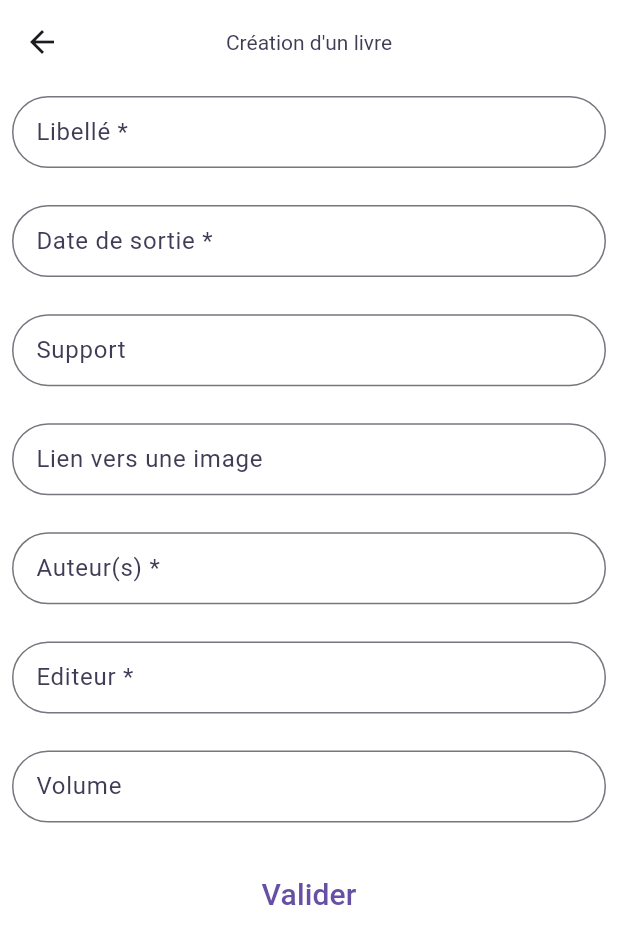
After one commit to MarionPlt/ESGI_AL_Vault, a Flutter app: the CreateItemScreen screen opened by its route, after a tap on "Un livre", on a phone screen of 412 x 824 dp. The commit adds this screen. Shown: the top 944 px of the screen. Run offline on Flutter 3.47's test engine with Material 2 defaults, Android fonts, the phone set to English and light mode, and no system bars; our stand-ins replace equatable, flutter_bloc, flutter_secure_storage, get_it, sizer; accounts and stored records are empty.

Commit message:
added item listing, details and book creation

```diff
--- a/FRONT/APP.Mobile/vaultapp/lib/app/app_routes.dart
+++ b/FRONT/APP.Mobile/vaultapp/lib/app/app_routes.dart
@@ -1,6 +1,11 @@
 import 'package:flutter/cupertino.dart';
+import 'package:vaultapp/app/screens/create_item/create_book_screen.dart';
+import 'package:vaultapp/app/screens/create_item/create_item_screen.dart';
+import 'package:vaultapp/app/screens/create_item/create_movie_screen.dart';
+import 'package:vaultapp/app/screens/create_item/create_video_game_screen.dart';
 import 'package:vaultapp/app/screens/home/home_screen.dart';
 import 'package:vaultapp/app/screens/list/books_screens.dart';
+import 'package:vaultapp/app/screens/item_list/item_list_screen.dart';
 import 'package:vaultapp/app/screens/login/login_screen.dart';
 import 'package:vaultapp/app/screens/splash/splash_screen.dart';
 import 'package:vaultapp/app/screens/user_items/user_item_screen.dart';
@@ -11,11 +16,21 @@ const registerScreen = "/register";
 const homeScreen = "/home";
 const userItemsScreen = "/userItems";
 const userItemList = "/userList";
+const itemListScreen = "/items";
+const createItemScreen = "/additem";
+const createMovieScreen = "/addmovie";
+const createBookScreen = "/addbook";
+const createVideoGameScreen = "/addvideogame";
 
 Map<String, WidgetBuilder> routes = {
   splashScreen: (context) => const SplashScreen(),
   loginScreen: (context) => const LoginScreen(),
   homeScreen: (context) => const HomeScreen(),
   userItemsScreen: (context) => const UserItemScreen(),
-  userItemList: (context) => const BooksScreen()
+  userItemList: (context) => const BooksScreen(),
+  itemListScreen: (context) => const ItemListScreen(),
+  createItemScreen: (context) => const CreateItemScreen(),
+  createBookScreen: (context) => const CreateBookScreen(),
+  createMovieScreen: (context) => const CreateMovieScreen(),
+  createVideoGameScreen: (context) => const CreateVideoGameScreen()
 };
--- a/FRONT/APP.Mobile/vaultapp/lib/app/modules/auth/data/repositories/secure_storage_repository.dart
+++ b/FRONT/APP.Mobile/vaultapp/lib/app/modules/auth/data/repositories/secure_storage_repository.dart
@@ -9,7 +9,6 @@ class SecureStorageRepository {
   }
 
   Future<String?> getUserId() async {
-    print("get user id");
     return await _localStorageAuthProvider.retrieveUserId();
   }
 
--- /dev/null
+++ b/FRONT/APP.Mobile/vaultapp/lib/app/screens/create_item/create_book_screen.dart
@@ -0,0 +1,166 @@
+import 'package:flutter/material.dart';
+import 'package:flutter_bloc/flutter_bloc.dart';
+import 'package:intl/intl.dart';
+import 'package:sizer/sizer.dart';
+import 'package:vaultapp/app/modules/items/bloc/item_bloc.dart';
+import 'package:vaultapp/app/modules/items/data/models/book.dart';
+import 'package:vaultapp/app/screens/item_details/item_details_screen.dart';
+import 'package:vaultapp/core/di/locator.dart';
+
+class CreateBookScreen extends StatefulWidget {
+  const CreateBookScreen({Key? key}) : super(key: key);
+
+  @override
+  State<CreateBookScreen> createState() => _CreateBookScreenState();
+}
+
+class _CreateBookScreenState extends State<CreateBookScreen> {
+  final ItemBloc itemBloc = locator<ItemBloc>();
+  final GlobalKey<FormState> _formKey = GlobalKey<FormState>();
+  final _labelController = TextEditingController();
+  final _releaseDateController = TextEditingController();
+  final _supportController = TextEditingController();
+  final _imageUrlController = TextEditingController();
+  final _editorController = TextEditingController();
+  final _authorsController = TextEditingController();
+  final _volumeController = TextEditingController();
+
+  _onSubmit() {
+    if (_formKey.currentState!.validate()) {
+      final DateTime releaseDate = DateTime.parse(_releaseDateController.text);
+      int? volume;
+      if (_volumeController.text.isNotEmpty) {
+        volume = int.parse(_volumeController.text);
+      }
+
+      final book = Book(
+          label: _labelController.text,
+          releaseDate: releaseDate,
+          authors: _authorsController.text,
+          editor: _editorController.text,
+          type: "Book",
+          imageURL: _imageUrlController.text,
+          support: _supportController.text,
+          volume: volume);
+
+      itemBloc.add(CreateBookEvent(book));
+    }
+  }
+
+  @override
+  void initState() {
+    _releaseDateController.text = "";
+    super.initState();
+  }
+
+  @override
+  Widget build(BuildContext context) {
+    return BlocListener<ItemBloc, ItemState>(
+      listener: (context, state) {
+        if (state is ItemCreatedState) {
+          print("test");
+          Navigator.pushReplacement(
+              context,
+              MaterialPageRoute(
+                  builder: (context) =>
+                      ItemDetailsScreen(itemId: state.item.id!)));
+        }
+      },
+      child: Scaffold(
+        appBar: AppBar(
+          title: const Text("Création d'un livre"),
+        ),
+        body: SingleChildScrollView(
+          child: Padding(
+            padding: const EdgeInsets.all(8.0),
+            child: Form(
+              key: _formKey,
+              child: Column(children: [
+                TextFormField(
+                  decoration: const InputDecoration(labelText: 'Libellé *'),
+                  controller: _labelController,
+                  validator: (value) {
+                    if (value == null || value.isEmpty) {
+                      return "Veuillez indiquer un libellé";
+                    }
+                    return null;
+                  },
+                ),
+                SizedBox(height: 3.h),
+                TextField(
+                  controller: _releaseDateController,
+                  decoration:
+                      const InputDecoration(labelText: "Date de sortie *"),
+                  onTap: () async {
+                    DateTime? pickedDate = await showDatePicker(
+                        context: context,
+                        initialDate: DateTime.now(),
+                        firstDate: DateTime(1950),
+                        lastDate: DateTime(2100));
+
+                    if (pickedDate != null) {
+                      String formattedDate =
+                          DateFormat('yyyy-MM-dd').format(pickedDate);
+                      setState(() {
+                        _releaseDateController.text = formattedDate;
+                      });
+                    }
+                  },
+                ),
+                SizedBox(height: 3.h),
+                TextFormField(
+                  decoration: const InputDecoration(labelText: 'Support'),
+                  controller: _supportController,
+                ),
+                SizedBox(height: 3.h),
+                TextFormField(
+                  decoration:
+                      const InputDecoration(labelText: 'Lien vers une image'),
+                  controller: _imageUrlController,
+                ),
+                SizedBox(height: 3.h),
+                TextFormField(
+                  decoration: const InputDecoration(labelText: 'Auteur(s) *'),
+                  controller: _authorsController,
+                  validator: (value) {
+                    if (value == null || value.isEmpty) {
+                      return "Veuillez indiquer un ou plusieurs auteurs.";
+                    }
+                    return null;
+                  },
+                ),
+                SizedBox(height: 3.h),
+                TextFormField(
+                  decoration: const InputDecoration(labelText: 'Editeur *'),
+                  controller: _editorController,
+                  validator: (value) {
+                    if (value == null || value.isEmpty) {
+                      return "Veuillez indiquer l'éditeur.";
+                    }
+                    return null;
+                  },
+                ),
+                SizedBox(height: 3.h),
+                TextFormField(
+                  keyboardType: TextInputType.number,
+                  decoration: const InputDecoration(labelText: 'Volume'),
+                  controller: _volumeController,
+                ),
+                SizedBox(height: 3.h),
+                TextButton(
+                    onPressed: () {
+                      _onSubmit();
+                    },
+                    child: const Text(
+                      "Valider",
+                      style: TextStyle(fontSize: 20),
+                    )),
+                SizedBox(height: 3.h),
+              ]),
+            ),
+          ),
+        ),
+      ),
+    );
+  }
+}
--- /dev/null
+++ b/FRONT/APP.Mobile/vaultapp/lib/app/screens/create_item/create_item_screen.dart
@@ -0,0 +1,45 @@
+import 'package:flutter/material.dart';
+import 'package:vaultapp/app/app_routes.dart';
+
+class CreateItemScreen extends StatelessWidget {
+  const CreateItemScreen({Key? key}) : super(key: key);
+
+  @override
+  Widget build(BuildContext context) {
+    return Scaffold(
+        appBar: AppBar(title: const Text("Création"),
+        actions: [
+          Padding(
+            padding: const EdgeInsets.all(8.0),
+            child: GestureDetector(
+              child: const Icon(Icons.close),
+              onTap: () {
+                Navigator.pushReplacementNamed(context, itemListScreen);
+              },
+            ),
+          )
+        ]),
+        body: Center(
+          child: Column(
+            children: [
+              const Text("Que souhaitez-vous créer ?"),
+              TextButton(
+                  onPressed: () {
+                    Navigator.pushNamed(context, createBookScreen);
+                  },
+                  child: const Text("Un livre")),
+              TextButton(
+                  onPressed: () {
+                    Navigator.pushNamed(context, createMovieScreen);
+                  },
+                  child: const Text("Un film")),
+              TextButton(
+                  onPressed: () {
+                    Navigator.pushNamed(context, createVideoGameScreen);
+                  },
+                  child: const Text("Un jeu vidéo")),
+            ],
+          ),
+        ));
+  }
+}
--- a/FRONT/APP.Mobile/vaultapp/lib/app/screens/home/home_screen.dart
+++ b/FRONT/APP.Mobile/vaultapp/lib/app/screens/home/home_screen.dart
@@ -32,7 +32,7 @@ class HomeScreen extends StatelessWidget {
                 mainAxisAlignment: MainAxisAlignment.spaceEvenly,
                 children: const [
                   HomeTile(
-                      label: "Chercher de nouveaux objets", route: userItemList),
+                      label: "Chercher de nouveaux objets", route: itemListScreen),
                   HomeTile(label: "à suivre ...", route: homeScreen),
                 ]),
             TextButton(
--- a/FRONT/APP.Mobile/vaultapp/lib/main.dart
+++ b/FRONT/APP.Mobile/vaultapp/lib/main.dart
@@ -1,13 +1,17 @@
 import 'package:flutter/material.dart';
 import 'package:flutter_bloc/flutter_bloc.dart';
+import 'package:intl/intl.dart';
 import 'package:sizer/sizer.dart';
 import 'package:vaultapp/app/app_routes.dart';
 import 'package:vaultapp/app/modules/auth/bloc/auth_bloc.dart';
 import 'package:vaultapp/app/modules/items/bloc/item_bloc.dart';
 import 'package:vaultapp/assets/theme.dart';
 import 'package:vaultapp/core/di/locator.dart';
+import 'package:intl/date_symbol_data_local.dart';
 
 void main() {
+  Intl.defaultLocale = 'fr_FR';
+  initializeDateFormatting('fr_FR', null);
   setupLocator();
   runApp(const MyApp());
 }
--- a/FRONT/APP.Mobile/vaultapp/pubspec.yaml
+++ b/FRONT/APP.Mobile/vaultapp/pubspec.yaml
@@ -40,6 +40,7 @@ dependencies:
   http: ^0.13.4
   flutter_secure_storage: ^5.0.2
   sizer: ^2.0.15
+  intl: ^0.17.0
 
 dev_dependencies:
   flutter_test:
```
Also changed, not shown: FRONT/APP.Mobile/vaultapp/lib/app/modules/items/data/providers/item_library_provider.dart (+11 -3 lines), FRONT/APP.Mobile/vaultapp/lib/app/screens/create_item/create_movie_screen.dart (added, +15 -0 lines), FRONT/APP.Mobile/vaultapp/lib/app/screens/create_item/create_video_game_screen.dart (added, +15 -0 lines), FRONT/APP.Mobile/vaultapp/lib/app/screens/item_details/item_details_screen.dart (added, +90 -0 lines), FRONT/APP.Mobile/vaultapp/lib/app/screens/item_details/widgets/book_details_widget.dart (added, +30 -0 lines), FRONT/APP.Mobile/vaultapp/lib/app/screens/item_details/widgets/movie_details.widget.dart (added, +30 -0 lines), FRONT/APP.Mobile/vaultapp/lib/app/screens/item_details/widgets/video_game_details_widget.dart (added, +27 -0 lines), FRONT/APP.Mobile/vaultapp/lib/app/screens/item_list/item_list_screen.dart (+44 -1 lines), FRONT/APP.Mobile/vaultapp/lib/app/screens/item_list/widgets/item_tile_widget.dart (added, +53 -0 lines).
